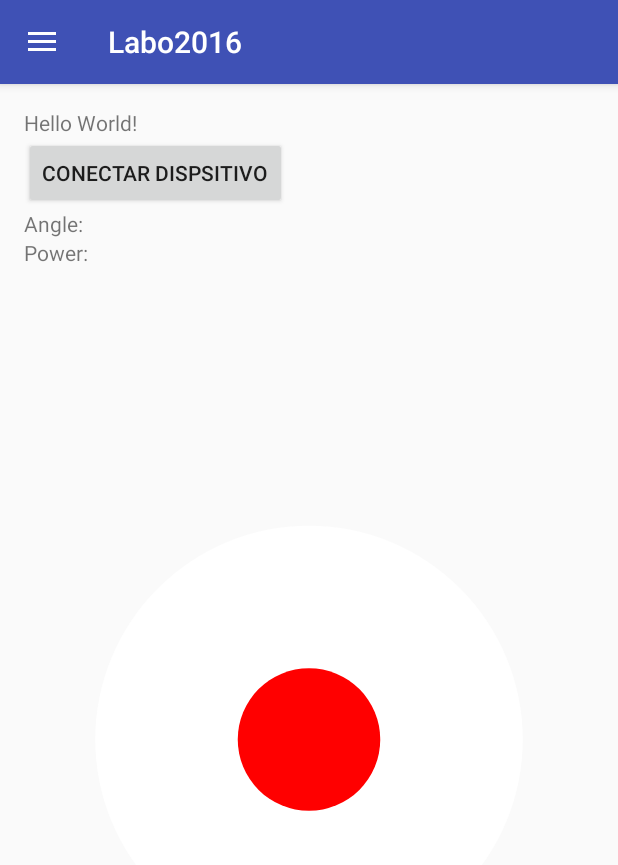
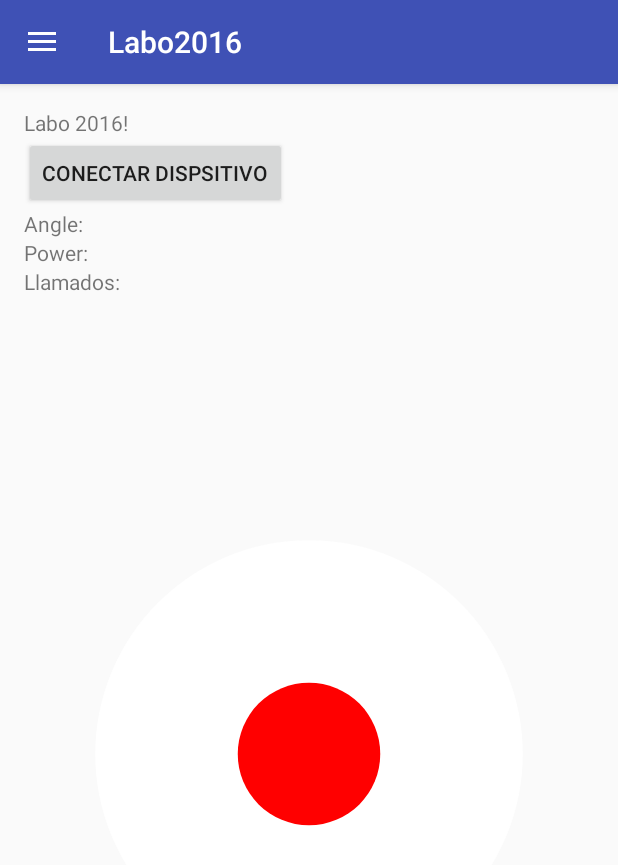
Before and after one commit to DamiCassinotti/Labo2016, an Android app: the screen it shows after launch (MainActivity), on a phone screen of 412 x 824 dp. Shown: the top 865 px of the screen. Run offline under Robolectric (Android 15) with nearby library versions, the phone set to English and light mode, and no system bars.

Commit message:
Arreglos en analógico y mac de BT.

```diff
--- a/app/src/main/java/com/fiuba/dami/labo2016/Joystick.java
+++ b/app/src/main/java/com/fiuba/dami/labo2016/Joystick.java
@@ -47,7 +47,7 @@ public class Joystick extends View {
     Bitmap buttonBitmap = null;
 
     public interface JoyStickListener {
-        void onMove(Joystick joyStick, double angle, double power);
+        void onMove(Joystick joyStick, double angle, double power, float posX, float posY);
     }
 
     public Joystick(Context context) {
@@ -143,7 +143,7 @@ public class Joystick extends View {
                     posY = ((posY - centerY) * radius / abs + centerY);
                 }
 
-                angle = Math.toDegrees(Math.atan2(centerY - posY, centerX - posX));
+                angle = -(Math.toDegrees(Math.atan2(-(centerY - posY), -(centerX - posX ))));
 
                 power = (100 * Math.sqrt((posX - centerX)
                         * (posX - centerX) + (posY - centerY)
@@ -164,7 +164,7 @@ public class Joystick extends View {
         }
 
         if (listener != null) {
-            listener.onMove(this, angle, power);
+            listener.onMove(this, angle, power, posX - centerX, centerY - posY);
         }
         return true;
     }
--- a/app/src/main/res/layout/content_main.xml
+++ b/app/src/main/res/layout/content_main.xml
@@ -15,7 +15,7 @@
     <TextView
         android:layout_width="wrap_content"
         android:layout_height="wrap_content"
-        android:text="Hello World!"
+        android:text="Labo 2016!"
         android:id="@+id/textView2" />
 
     <Button
@@ -48,14 +48,14 @@
         android:id="@+id/joystickView"
         android:layout_height="wrap_content"
         android:layout_width="wrap_content"
-        android:layout_below="@+id/power"
+        android:layout_below="@+id/cant"
         android:layout_alignParentStart="true" />
 
     <TextView
         android:layout_width="wrap_content"
         android:layout_height="wrap_content"
         android:id="@+id/cant"
-        android:layout_below="@+id/joystickView"
+        android:layout_below="@+id/power"
         android:text="Llamados: "
         android:layout_alignParentStart="true" />
 
```
Also changed, not shown: app/src/main/java/com/fiuba/dami/labo2016/MainActivity.java (+6 -5 lines).
